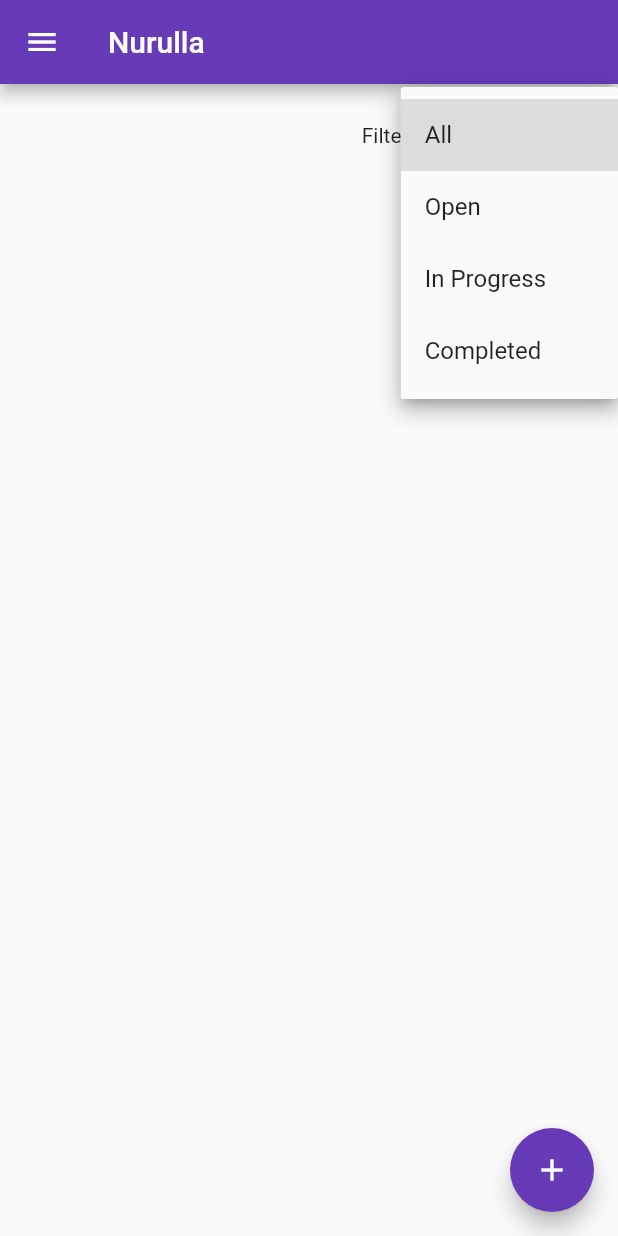
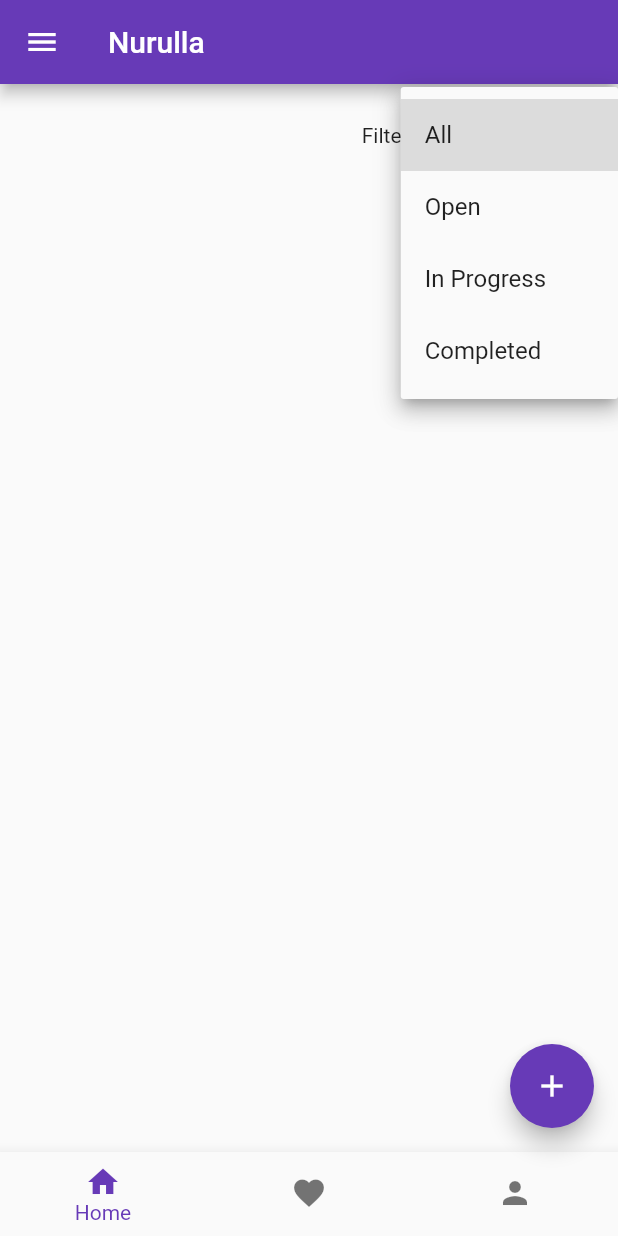
Before and after one commit to zholdoshov/dig_app, a Flutter app: the screen it shows after launch, after a tap on "All", on a phone screen of 412 x 824 dp. Run offline on Flutter 3.47's test engine with Material 2 defaults, Android fonts, the phone set to English and light mode, and no system bars; our stand-ins replace go_router, hive_flutter; accounts and stored records are empty.

Commit message:
Commit on 01-23-2023 at 02:55 am
CPSC 5250 01

```diff
--- a/lib/addTaskForm.dart
+++ b/lib/forms/addTaskForm.dart
@@ -1,9 +1,9 @@
 import 'package:flutter/material.dart';
 import 'package:flutter/cupertino.dart';
 import 'package:myapp/models/taskModel.dart';
-import 'package:myapp/homePage.dart';
+import 'package:myapp/screens/homePage.dart';
 import 'package:myapp/models/taskStatusModel.dart';
-import 'package:myapp/appState.dart';
+import 'package:myapp/util/appState.dart';
 import 'package:hive_flutter/hive_flutter.dart';
 
 class AddTask extends StatefulWidget {
--- a/lib/main.dart
+++ b/lib/main.dart
@@ -1,10 +1,39 @@
 import 'package:flutter/material.dart';
+import 'package:flutter/cupertino.dart';
 import 'package:hive_flutter/hive_flutter.dart';
-import 'package:myapp/homePage.dart';
+import 'package:myapp/screens/homePage.dart';
+import 'package:myapp/screens/profilePage.dart';
+import 'package:myapp/screens/feedPage.dart';
+import 'package:go_router/go_router.dart';
+
+const _routeTitles = {
+  '/home': 'Home Page',
+  '/feed': 'Feed Page',
+  '/profile': 'Profile Page'
+};
+
+final _router = GoRouter(
+    initialLocation: '/home',
+      routes: [
+        GoRoute(
+            path: '/home',
+            builder: (context, state) => MainPage(),
+        ),
+        GoRoute(
+            path: '/feed',
+            builder: (context, state) => const FeedPage(),
+        ),
+        GoRoute(
+            path: '/profile',
+            builder: (context, state) => const ProfilePage(),
+        )
+      ]
+);
 
 void main() {
-  runApp(MaterialApp(
+  runApp(MaterialApp.router(
     debugShowCheckedModeBanner: false,
+    routerConfig: _router,
     theme: ThemeData(
       primarySwatch: Colors.deepPurple,
       textTheme: TextTheme(
@@ -12,6 +41,6 @@ void main() {
       ),
     ),
     title: 'Task App',
-    home: MainPage(),
+    // home: MainPage(),
 ));
 }
--- a/lib/homePage.dart
+++ b/lib/screens/homePage.dart
@@ -2,10 +2,12 @@ import 'dart:convert';
 import 'package:hive_flutter/hive_flutter.dart';
 import 'package:flutter/material.dart';
 import 'package:myapp/models/taskModel.dart';
-import 'package:myapp/taskPage.dart';
+import 'package:myapp/screens/taskPage.dart';
+import 'package:myapp/screens/feedPage.dart';
+import 'package:myapp/screens/profilePage.dart';
 import 'package:flutter/cupertino.dart';
-import 'package:myapp/addTaskForm.dart';
-import 'package:myapp/appState.dart';
+import 'package:myapp/forms/addTaskForm.dart';
+import 'package:myapp/util/appState.dart';
 import 'package:myapp/models/taskStatusModel.dart';
 import 'package:flutter/services.dart' as rootBundle;
 
@@ -29,6 +31,7 @@ class HomePage extends State<MainPage>{
 
   String? _selectedFilterValue = "All";
   List<Task> _visibleTasks = AppState.getFilteredTasks(null);
+  int currentBotNavIndex = 0;
 
   @override
   Widget build(BuildContext context) {
@@ -116,6 +119,25 @@ class HomePage extends State<MainPage>{
         },
         child: const Icon(Icons.add),
       ),
+      bottomNavigationBar: BottomNavigationBar (
+        currentIndex: currentBotNavIndex,
+        showUnselectedLabels: false,
+        onTap: (index) => setState(() => currentBotNavIndex = index),
+        items: [
+          BottomNavigationBarItem(
+            icon: Icon(Icons.home),
+            label: 'Home',
+          ),
+          BottomNavigationBarItem(
+            icon: Icon(Icons.favorite),
+            label: 'Feed',
+          ),
+          BottomNavigationBarItem(
+            icon: Icon(Icons.person),
+            label: 'Profile',
+          ),
+        ],
+      ),
     );
   }
 }
--- a/lib/taskPage.dart
+++ b/lib/screens/taskPage.dart
@@ -2,9 +2,9 @@ import 'package:hive_flutter/hive_flutter.dart';
 import 'package:flutter/material.dart';
 import 'package:flutter/cupertino.dart';
 import 'package:myapp/models/taskModel.dart';
-import 'package:myapp/appState.dart';
+import 'package:myapp/util/appState.dart';
 import 'package:myapp/models/taskStatusModel.dart';
-import 'package:myapp/homePage.dart';
+import 'package:myapp/screens/homePage.dart';
 import 'package:intl/intl.dart';
 
 
--- a/lib/appState.dart
+++ b/lib/util/appState.dart
@@ -1,11 +1,12 @@
 import 'package:myapp/models/taskModel.dart';
 import 'package:myapp/models/taskStatusModel.dart';
+import 'package:provider/provider.dart';
 
 class AppState {
 
+  static List<Task> _tasks = [];
+
   static int _increment_id = 0;
-
-  static List<Task> _tasks = [];
 
   static void addTask(
       String title,
--- a/pubspec.yaml
+++ b/pubspec.yaml
@@ -39,8 +39,8 @@ dependencies:
   hive: ^2.2.3
   hive_flutter: ^1.1.0
   intl: ^0.18.0
-  go_router: ^0.0.1
-  provider: ^6.0.5
+  go_router: ^6.0.1
+  provider: ^5.0.0
 
 dev_dependencies:
   flutter_test:
```
Also changed, not shown: lib/screens/feedPage.dart (added, +17 -0 lines), lib/screens/profilePage.dart (added, +19 -0 lines), pubspec.lock.
